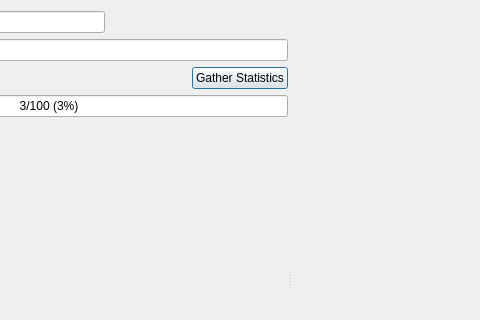
First picture: the form in git_stats_plate_gen/gui/ui/main_dialog_2.ui, repository DiPaolo/git-stats-plate-gen, before the edit; both pictures show x 201 to 681 and y 0 to 320 of the 976 by 551 pixel window.
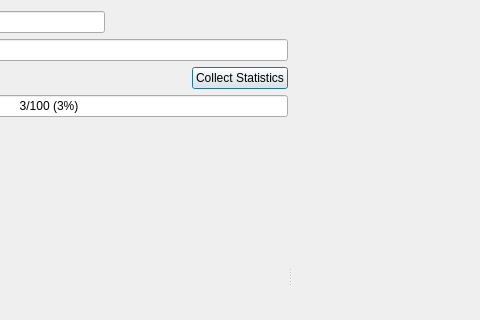
Second picture: the form after the edit. Custom widgets are drawn as their Qt base class.

Commit message: rename: gather -> collect + update stats status when start/stop

Diff of the .ui file:
```diff
--- a/git_stats_plate_gen/gui/ui/main_dialog_2.ui
+++ b/git_stats_plate_gen/gui/ui/main_dialog_2.ui
@@ -94,7 +94,7 @@
          <item>
           <widget class="QPushButton" name="start_stop">
            <property name="text">
-            <string>Gather Statistics</string>
+            <string>Collect Statistics</string>
            </property>
           </widget>
          </item>
```
Left out of the diff: 2 changed lines with no effect on the pictures. The commit also changes 4 other files.
